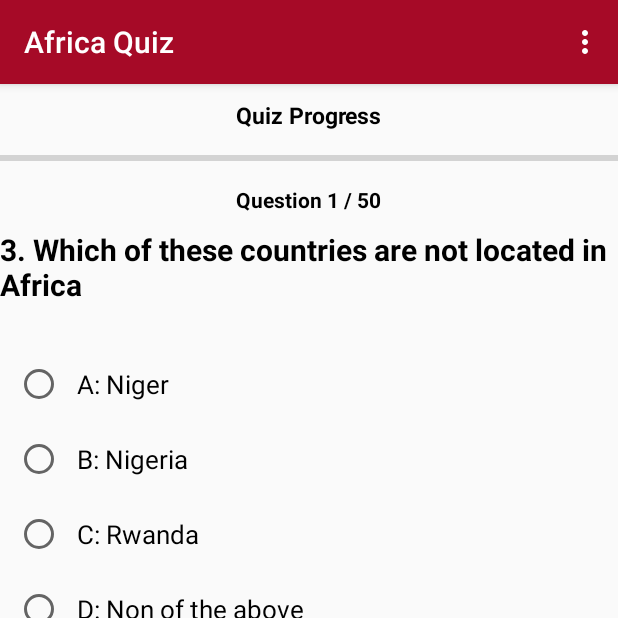
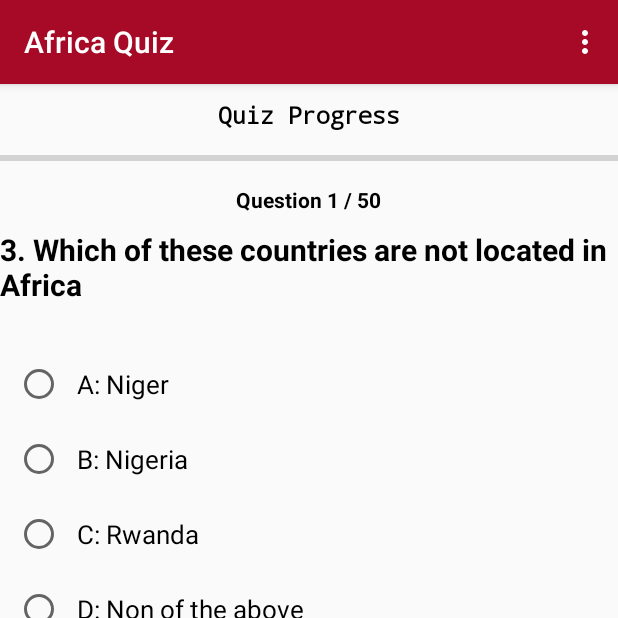
Before and after one commit to wamiikechukwu/Android_Quiz_App, an Android app: the MainActivity screen opened directly, with no data from a screen before it, on a phone screen of 412 x 824 dp, the top half of it. Run offline under Robolectric (Android 15) with nearby library versions, the light colour scheme and no system bars; Roboto replaces fonts that are not available here.

Commit message:
resolved some bugs

```diff
--- a/app/src/main/res/layout/activity_main.xml
+++ b/app/src/main/res/layout/activity_main.xml
@@ -20,7 +20,8 @@
             android:text="@string/quiz_progress"
             android:textColor="@android:color/black"
             android:textSize="15sp"
-            android:textStyle="bold" />
+            android:textStyle="bold"
+            android:typeface="monospace" />
 
         <ProgressBar
             android:id="@+id/progressBar"
--- a/app/src/main/res/values/colors.xml
+++ b/app/src/main/res/values/colors.xml
@@ -2,5 +2,5 @@
 <resources>
     <color name="colorPrimary">#A60A27</color>
     <color name="colorPrimaryDark">#730707</color>
-    <color name="colorAccent">#C9D3F2</color>
+    <color name="colorAccent">#000000</color>
 </resources>
```
